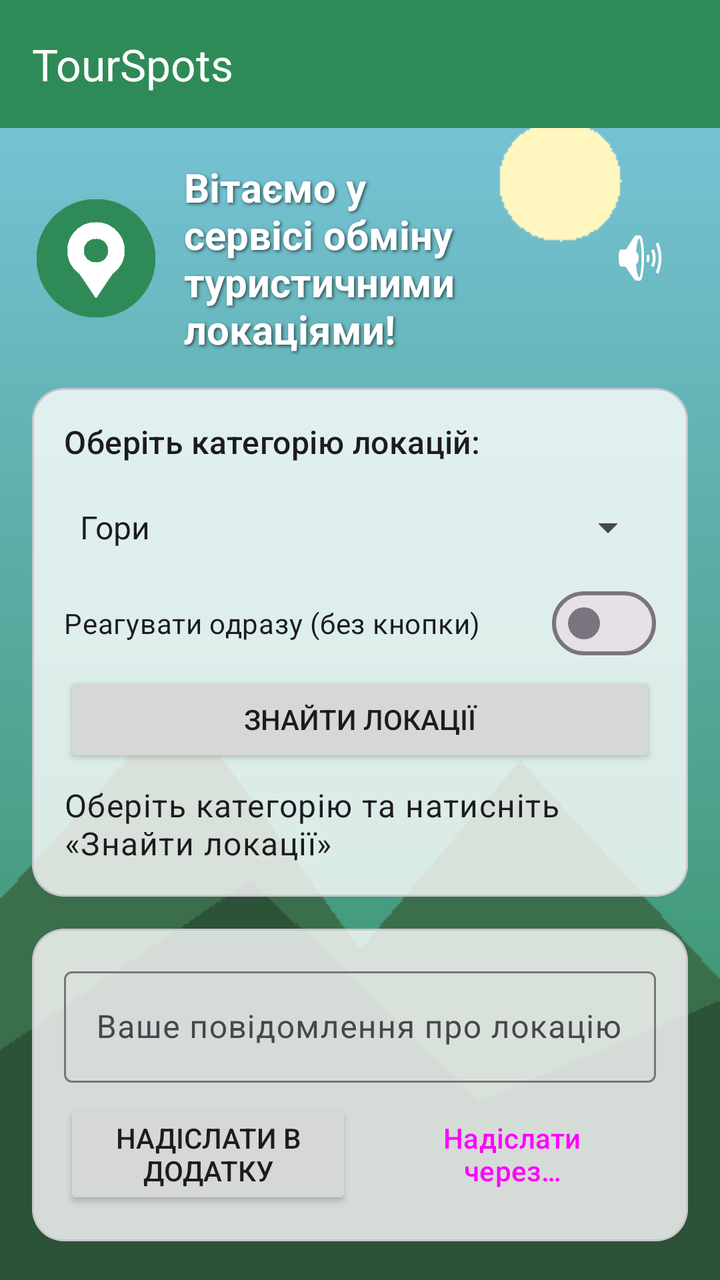
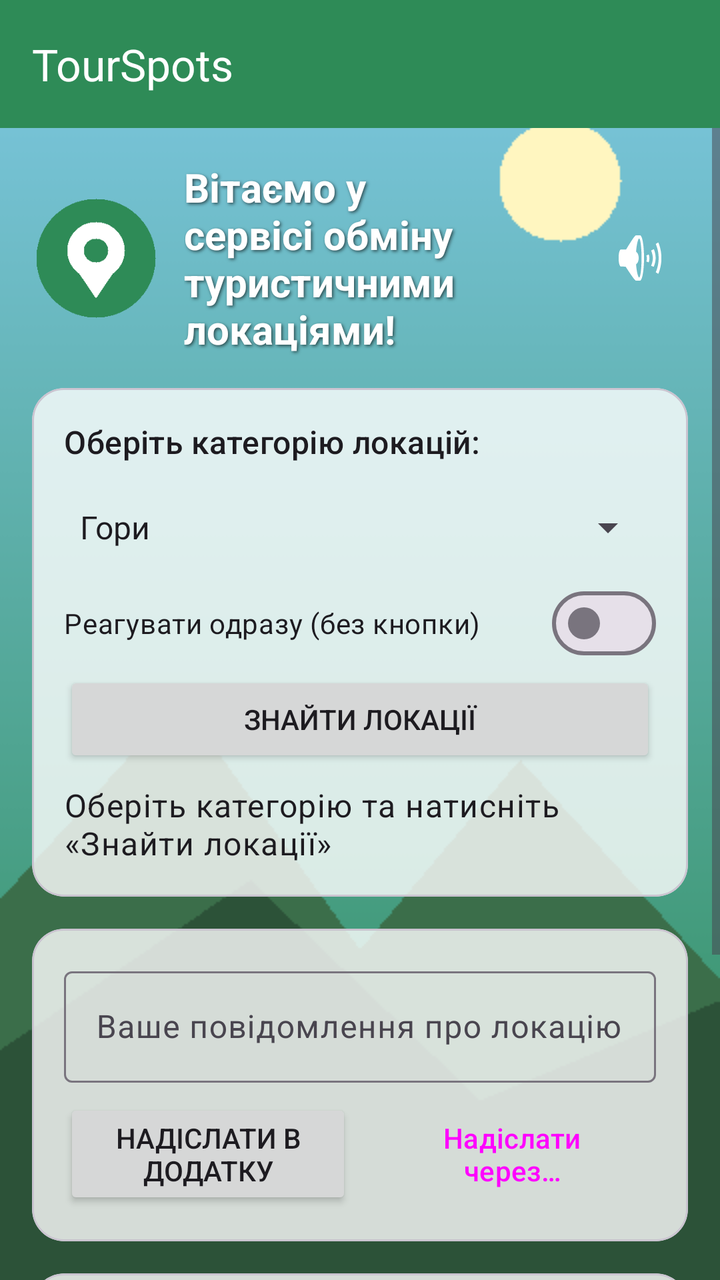

Compare the two renders of this Android layout. The source of the first and the diff that turns it into the second are given below.
<!-- AndroidManifest.xml: application theme Theme.TourSpots -->
<!-- res/layout/activity_main.xml -->
<?xml version="1.0" encoding="utf-8"?>
<LinearLayout xmlns:android="http://schemas.android.com/apk/res/android"
    xmlns:app="http://schemas.android.com/apk/res-auto"
    xmlns:tools="http://schemas.android.com/tools"
    android:id="@+id/root"
    android:layout_width="match_parent"
    android:layout_height="match_parent"
    android:background="@drawable/bg_main"
    android:orientation="vertical"
    tools:context=".MainActivity">

    <com.google.android.material.appbar.MaterialToolbar
        android:id="@+id/toolbar"
        android:layout_width="match_parent"
        android:layout_height="?attr/actionBarSize"
        android:background="@color/green_primary"
        app:title="@string/app_name"
        app:titleTextColor="@color/white" />

    <ScrollView
        android:layout_width="match_parent"
        android:layout_height="match_parent"
        android:fillViewport="true">

        <LinearLayout
            android:layout_width="match_parent"
            android:layout_height="wrap_content"
            android:orientation="vertical"
            android:padding="16dp">

            
            <LinearLayout
                android:layout_width="match_parent"
                android:layout_height="wrap_content"
                android:gravity="center_vertical"
                android:orientation="horizontal">

                <ImageView
                    android:id="@+id/ivLogo"
                    android:layout_width="64dp"
                    android:layout_height="64dp"
                    android:contentDescription="@string/logo_description"
                    android:src="@drawable/logo" />

                <TextView
                    android:id="@+id/tvGreeting"
                    android:layout_width="0dp"
                    android:layout_height="wrap_content"
                    android:layout_marginStart="12dp"
                    android:layout_weight="1"
                    android:shadowColor="#99000000"
                    android:shadowDx="2"
                    android:shadowDy="2"
                    android:shadowRadius="4"
                    android:text="@string/greeting"
                    android:textColor="@color/white"
                    android:textSize="20sp"
                    android:textStyle="bold" />

                <ImageButton
                    android:id="@+id/btnPlaySound"
                    android:layout_width="48dp"
                    android:layout_height="48dp"
                    android:background="?attr/selectableItemBackgroundBorderless"
                    android:contentDescription="@string/play_sound"
                    android:src="@android:drawable/ic_lock_silent_mode_off"
                    app:tint="@color/white" />
            </LinearLayout>

            
            <com.google.android.material.card.MaterialCardView
                android:layout_width="match_parent"
                android:layout_height="wrap_content"
                android:layout_marginTop="16dp"
                app:cardBackgroundColor="@color/card_scrim"
                app:cardCornerRadius="16dp">

                <LinearLayout
                    android:layout_width="match_parent"
                    android:layout_height="wrap_content"
                    android:orientation="vertical"
                    android:padding="16dp">

                    <TextView
                        android:layout_width="wrap_content"
                        android:layout_height="wrap_content"
                        android:text="@string/choose_category"
                        android:textAppearance="?attr/textAppearanceTitleMedium" />

                    <Spinner
                        android:id="@+id/spinnerCategory"
                        android:layout_width="match_parent"
                        android:layout_height="48dp"
                        android:layout_marginTop="8dp"
                        android:entries="@array/categories" />

                    <com.google.android.material.materialswitch.MaterialSwitch
                        android:id="@+id/switchAuto"
                        android:layout_width="match_parent"
                        android:layout_height="wrap_content"
                        android:text="@string/auto_update" />

                    <Button
                        android:id="@+id/button1"
                        android:layout_width="match_parent"
                        android:layout_height="wrap_content"
                        android:text="@string/find_locations" />

                    <TextView
                        android:id="@+id/tvResult"
                        android:layout_width="match_parent"
                        android:layout_height="wrap_content"
                        android:layout_marginTop="8dp"
                        android:freezesText="true"
                        android:text="@string/result_hint"
                        android:textAppearance="?attr/textAppearanceBodyLarge" />
                </LinearLayout>
            </com.google.android.material.card.MaterialCardView>

            
            <com.google.android.material.card.MaterialCardView
                android:layout_width="match_parent"
                android:layout_height="wrap_content"
                android:layout_marginTop="16dp"
                app:cardBackgroundColor="@color/card_scrim"
                app:cardCornerRadius="16dp">

                <LinearLayout
                    android:layout_width="match_parent"
                    android:layout_height="wrap_content"
                    android:orientation="vertical"
                    android:padding="16dp">

                    <com.google.android.material.textfield.TextInputLayout
                        android:id="@+id/tilMessage"
                        style="@style/Widget.Material3.TextInputLayout.OutlinedBox"
                        android:layout_width="match_parent"
                        android:layout_height="wrap_content"
                        android:hint="@string/message_hint">

                        <com.google.android.material.textfield.TextInputEditText
                            android:id="@+id/etMessage"
                            android:layout_width="match_parent"
                            android:layout_height="wrap_content"
                            android:inputType="textMultiLine|textCapSentences"
                            android:maxLines="4" />
                    </com.google.android.material.textfield.TextInputLayout>

                    <LinearLayout
                        android:layout_width="match_parent"
                        android:layout_height="wrap_content"
                        android:layout_marginTop="8dp"
                        android:orientation="horizontal">

                        <Button
                            android:id="@+id/btnSendInApp"
                            android:layout_width="0dp"
                            android:layout_height="wrap_content"
                            android:layout_marginEnd="4dp"
                            android:layout_weight="1"
                            android:text="@string/send_in_app" />

                        <Button
                            android:id="@+id/btnSendExternal"
                            style="@style/Widget.Material3.Button.OutlinedButton"
                            android:layout_width="0dp"
                            android:layout_height="wrap_content"
                            android:layout_marginStart="4dp"
                            android:layout_weight="1"
                            android:text="@string/send_external" />
                    </LinearLayout>
                </LinearLayout>
            </com.google.android.material.card.MaterialCardView>

        </LinearLayout>
    </ScrollView>
</LinearLayout>
<!-- resources referenced by this layout -->
<resources>
  <string-array name="categories">
          <item>Гори</item>
          <item>Озера</item>
          <item>Замки</item>
          <item>Музеї</item>
          <item>Парки</item>
      </string-array>
  <color name="card_scrim">#CCFFFFFF</color>
  <color name="green_primary">#2E8B57</color>
  <color name="white">#FFFFFF</color>
  <!-- drawable bg_main: png bitmap (drawable-nodpi, 4078 bytes) -->
  <!-- drawable logo: png bitmap (drawable-nodpi, 1088 bytes) -->
  <string name="app_name">TourSpots</string>
  <string name="auto_update">Реагувати одразу (без кнопки)</string>
  <string name="choose_category">Оберіть категорію локацій:</string>
  <string name="find_locations">Знайти локації</string>
  <string name="greeting">Вітаємо у сервісі обміну туристичними локаціями!</string>
  <string name="logo_description">Логотип TourSpots</string>
  <string name="message_hint">Ваше повідомлення про локацію</string>
  <string name="play_sound">Відтворити звук</string>
  <string name="result_hint">Оберіть категорію та натисніть «Знайти локації»</string>
  <string name="send_external">Надіслати через…</string>
  <string name="send_in_app">Надіслати в додатку</string>
  <style name="Theme.TourSpots" parent="Theme.Material3.Light.NoActionBar">
          <item name="colorPrimary">@color/green_primary</item>
          <item name="colorOnPrimary">@color/white</item>
          <item name="colorSecondary">@color/sky</item>
      </style>
  <color name="sky">#7EC8E3</color>
</resources>

<!-- the commit's change to res/layout/activity_main.xml (unified diff, before → after) -->
@@ -28,150 +28,241 @@
             android:orientation="vertical"
             android:padding="16dp">
 
-            
-            <LinearLayout
-                android:layout_width="match_parent"
-                android:layout_height="wrap_content"
-                android:gravity="center_vertical"
-                android:orientation="horizontal">
-
-                <ImageView
-                    android:id="@+id/ivLogo"
-                    android:layout_width="64dp"
-                    android:layout_height="64dp"
-                    android:contentDescription="@string/logo_description"
-                    android:src="@drawable/logo" />
-
-                <TextView
-                    android:id="@+id/tvGreeting"
-                    android:layout_width="0dp"
-                    android:layout_height="wrap_content"
-                    android:layout_marginStart="12dp"
-                    android:layout_weight="1"
-                    android:shadowColor="#99000000"
-                    android:shadowDx="2"
-                    android:shadowDy="2"
-                    android:shadowRadius="4"
-                    android:text="@string/greeting"
-                    android:textColor="@color/white"
-                    android:textSize="20sp"
-                    android:textStyle="bold" />
-
-                <ImageButton
-                    android:id="@+id/btnPlaySound"
-                    android:layout_width="48dp"
-                    android:layout_height="48dp"
-                    android:background="?attr/selectableItemBackgroundBorderless"
-                    android:contentDescription="@string/play_sound"
-                    android:src="@android:drawable/ic_lock_silent_mode_off"
-                    app:tint="@color/white" />
-            </LinearLayout>
-
-            
-            <com.google.android.material.card.MaterialCardView
-                android:layout_width="match_parent"
-                android:layout_height="wrap_content"
-                android:layout_marginTop="16dp"
-                app:cardBackgroundColor="@color/card_scrim"
-                app:cardCornerRadius="16dp">
-
-                <LinearLayout
-                    android:layout_width="match_parent"
-                    android:layout_height="wrap_content"
-                    android:orientation="vertical"
-                    android:padding="16dp">
-
-                    <TextView
-                        android:layout_width="wrap_content"
-                        android:layout_height="wrap_content"
-                        android:text="@string/choose_category"
-                        android:textAppearance="?attr/textAppearanceTitleMedium" />
-
-                    <Spinner
-                        android:id="@+id/spinnerCategory"
-                        android:layout_width="match_parent"
-                        android:layout_height="48dp"
-                        android:layout_marginTop="8dp"
-                        android:entries="@array/categories" />
-
-                    <com.google.android.material.materialswitch.MaterialSwitch
-                        android:id="@+id/switchAuto"
-                        android:layout_width="match_parent"
-                        android:layout_height="wrap_content"
-                        android:text="@string/auto_update" />
-
-                    <Button
-                        android:id="@+id/button1"
-                        android:layout_width="match_parent"
-                        android:layout_height="wrap_content"
-                        android:text="@string/find_locations" />
-
-                    <TextView
-                        android:id="@+id/tvResult"
-                        android:layout_width="match_parent"
-                        android:layout_height="wrap_content"
-                        android:layout_marginTop="8dp"
-                        android:freezesText="true"
-                        android:text="@string/result_hint"
-                        android:textAppearance="?attr/textAppearanceBodyLarge" />
-                </LinearLayout>
-            </com.google.android.material.card.MaterialCardView>
-
-            
-            <com.google.android.material.card.MaterialCardView
-                android:layout_width="match_parent"
-                android:layout_height="wrap_content"
-                android:layout_marginTop="16dp"
-                app:cardBackgroundColor="@color/card_scrim"
-                app:cardCornerRadius="16dp">
-
-                <LinearLayout
-                    android:layout_width="match_parent"
-                    android:layout_height="wrap_content"
-                    android:orientation="vertical"
-                    android:padding="16dp">
-
-                    <com.google.android.material.textfield.TextInputLayout
-                        android:id="@+id/tilMessage"
-                        style="@style/Widget.Material3.TextInputLayout.OutlinedBox"
-                        android:layout_width="match_parent"
-                        android:layout_height="wrap_content"
-                        android:hint="@string/message_hint">
-
-                        <com.google.android.material.textfield.TextInputEditText
-                            android:id="@+id/etMessage"
-                            android:layout_width="match_parent"
-                            android:layout_height="wrap_content"
-                            android:inputType="textMultiLine|textCapSentences"
-                            android:maxLines="4" />
-                    </com.google.android.material.textfield.TextInputLayout>
-
-                    <LinearLayout
-                        android:layout_width="match_parent"
-                        android:layout_height="wrap_content"
-                        android:layout_marginTop="8dp"
-                        android:orientation="horizontal">
-
-                        <Button
-                            android:id="@+id/btnSendInApp"
-                            android:layout_width="0dp"
-                            android:layout_height="wrap_content"
-                            android:layout_marginEnd="4dp"
-                            android:layout_weight="1"
-                            android:text="@string/send_in_app" />
-
-                        <Button
-                            android:id="@+id/btnSendExternal"
-                            style="@style/Widget.Material3.Button.OutlinedButton"
-                            android:layout_width="0dp"
-                            android:layout_height="wrap_content"
-                            android:layout_marginStart="4dp"
-                            android:layout_weight="1"
-                            android:text="@string/send_external" />
-                    </LinearLayout>
-                </LinearLayout>
-            </com.google.android.material.card.MaterialCardView>
+            <include
+                android:id="@+id/header"
+                layout="@layout/header_greeting" />
+
+            <include
+                android:id="@+id/cardCategories"
+                layout="@layout/card_categories" />
+
+            <include
+                android:id="@+id/cardMessage"
+                layout="@layout/card_message" />
+
+            <include
+                android:id="@+id/cardStopwatch"
+                layout="@layout/card_stopwatch" />
 
         </LinearLayout>
     </ScrollView>
 </LinearLayout>
+<!-- res/layout/header_greeting.xml (included above) -->
+<?xml version="1.0" encoding="utf-8"?>
+<LinearLayout xmlns:android="http://schemas.android.com/apk/res/android"
+    xmlns:app="http://schemas.android.com/apk/res-auto"
+    android:layout_width="match_parent"
+    android:layout_height="wrap_content"
+    android:gravity="center_vertical"
+    android:orientation="horizontal">
+
+    <ImageView
+        android:id="@+id/ivLogo"
+        android:layout_width="64dp"
+        android:layout_height="64dp"
+        android:contentDescription="@string/logo_description"
+        android:src="@drawable/logo" />
+
+    <TextView
+        android:id="@+id/tvGreeting"
+        android:layout_width="0dp"
+        android:layout_height="wrap_content"
+        android:layout_marginStart="12dp"
+        android:layout_weight="1"
+        android:shadowColor="#99000000"
+        android:shadowDx="2"
+        android:shadowDy="2"
+        android:shadowRadius="4"
+        android:text="@string/greeting"
+        android:textColor="@color/white"
+        android:textSize="20sp"
+        android:textStyle="bold" />
+
+    <ImageButton
+        android:id="@+id/btnPlaySound"
+        android:layout_width="48dp"
+        android:layout_height="48dp"
+        android:background="?attr/selectableItemBackgroundBorderless"
+        android:contentDescription="@string/play_sound"
+        android:src="@android:drawable/ic_lock_silent_mode_off"
+        app:tint="@color/white" />
+</LinearLayout>
+<!-- res/layout/card_categories.xml (included above) -->
+<?xml version="1.0" encoding="utf-8"?>
+<com.google.android.material.card.MaterialCardView xmlns:android="http://schemas.android.com/apk/res/android"
+    xmlns:app="http://schemas.android.com/apk/res-auto"
+    android:layout_width="match_parent"
+    android:layout_height="wrap_content"
+    android:layout_marginTop="16dp"
+    app:cardBackgroundColor="@color/card_scrim"
+    app:cardCornerRadius="16dp">
+
+    <LinearLayout
+        android:layout_width="match_parent"
+        android:layout_height="wrap_content"
+        android:orientation="vertical"
+        android:padding="16dp">
+
+        <TextView
+            android:layout_width="wrap_content"
+            android:layout_height="wrap_content"
+            android:text="@string/choose_category"
+            android:textAppearance="?attr/textAppearanceTitleMedium" />
+
+        <Spinner
+            android:id="@+id/spinnerCategory"
+            android:layout_width="match_parent"
+            android:layout_height="48dp"
+            android:layout_marginTop="8dp"
+            android:entries="@array/categories" />
+
+        <com.google.android.material.materialswitch.MaterialSwitch
+            android:id="@+id/switchAuto"
+            android:layout_width="match_parent"
+            android:layout_height="wrap_content"
+            android:text="@string/auto_update" />
+
+        <Button
+            android:id="@+id/button1"
+            android:layout_width="match_parent"
+            android:layout_height="wrap_content"
+            android:text="@string/find_locations" />
+
+        <TextView
+            android:id="@+id/tvResult"
+            android:layout_width="match_parent"
+            android:layout_height="wrap_content"
+            android:layout_marginTop="8dp"
+            android:freezesText="true"
+            android:text="@string/result_hint"
+            android:textAppearance="?attr/textAppearanceBodyLarge" />
+    </LinearLayout>
+</com.google.android.material.card.MaterialCardView>
+<!-- res/layout/card_message.xml (included above) -->
+<?xml version="1.0" encoding="utf-8"?>
+<com.google.android.material.card.MaterialCardView xmlns:android="http://schemas.android.com/apk/res/android"
+    xmlns:app="http://schemas.android.com/apk/res-auto"
+    android:layout_width="match_parent"
+    android:layout_height="wrap_content"
+    android:layout_marginTop="16dp"
+    app:cardBackgroundColor="@color/card_scrim"
+    app:cardCornerRadius="16dp">
+
+    <LinearLayout
+        android:layout_width="match_parent"
+        android:layout_height="wrap_content"
+        android:orientation="vertical"
+        android:padding="16dp">
+
+        <com.google.android.material.textfield.TextInputLayout
+            android:id="@+id/tilMessage"
+            style="@style/Widget.Material3.TextInputLayout.OutlinedBox"
+            android:layout_width="match_parent"
+            android:layout_height="wrap_content"
+            android:hint="@string/message_hint">
+
+            <com.google.android.material.textfield.TextInputEditText
+                android:id="@+id/etMessage"
+                android:layout_width="match_parent"
+                android:layout_height="wrap_content"
+                android:inputType="textMultiLine|textCapSentences"
+                android:maxLines="4" />
+        </com.google.android.material.textfield.TextInputLayout>
+
+        <LinearLayout
+            android:layout_width="match_parent"
+            android:layout_height="wrap_content"
+            android:layout_marginTop="8dp"
+            android:orientation="horizontal">
+
+            <Button
+                android:id="@+id/btnSendInApp"
+                android:layout_width="0dp"
+                android:layout_height="wrap_content"
+                android:layout_marginEnd="4dp"
+                android:layout_weight="1"
+                android:text="@string/send_in_app" />
+
+            <Button
+                android:id="@+id/btnSendExternal"
+                style="@style/Widget.Material3.Button.OutlinedButton"
+                android:layout_width="0dp"
+                android:layout_height="wrap_content"
+                android:layout_marginStart="4dp"
+                android:layout_weight="1"
+                android:text="@string/send_external" />
+        </LinearLayout>
+    </LinearLayout>
+</com.google.android.material.card.MaterialCardView>
+<!-- res/layout/card_stopwatch.xml (included above) -->
+<?xml version="1.0" encoding="utf-8"?>
+<com.google.android.material.card.MaterialCardView xmlns:android="http://schemas.android.com/apk/res/android"
+    xmlns:app="http://schemas.android.com/apk/res-auto"
+    android:layout_width="match_parent"
+    android:layout_height="wrap_content"
+    android:layout_marginTop="16dp"
+    app:cardBackgroundColor="@color/card_scrim"
+    app:cardCornerRadius="16dp">
+
+    <LinearLayout
+        android:layout_width="match_parent"
+        android:layout_height="wrap_content"
+        android:orientation="vertical"
+        android:padding="16dp">
+
+        <TextView
+            android:layout_width="wrap_content"
+            android:layout_height="wrap_content"
+            android:text="@string/stopwatch_title"
+            android:textAppearance="?attr/textAppearanceTitleMedium" />
+
+        <TextView
+            android:id="@+id/tvTime"
+            android:layout_width="match_parent"
+            android:layout_height="wrap_content"
+            android:fontFamily="monospace"
+            android:gravity="center"
+            android:text="@string/time_zero"
+            android:textSize="48sp"
+            android:textStyle="bold" />
+
+        <LinearLayout
+            android:layout_width="match_parent"
+            android:layout_height="wrap_content"
+            android:orientation="horizontal">
+
+            <Button
+                android:id="@+id/btnStart"
+                android:layout_width="0dp"
+                android:layout_height="wrap_content"
+                android:layout_marginEnd="4dp"
+                android:layout_weight="1"
+                android:text="@string/start" />
+
+            <Button
+                android:id="@+id/btnStop"
+                style="@style/Widget.Material3.Button.TonalButton"
+                android:layout_width="0dp"
+                android:layout_height="wrap_content"
+                android:layout_marginHorizontal="4dp"
+                android:layout_weight="1"
+                android:text="@string/stop" />
+
+            <Button
+                android:id="@+id/btnReset"
+                style="@style/Widget.Material3.Button.OutlinedButton"
+                android:layout_width="0dp"
+                android:layout_height="wrap_content"
+                android:layout_marginStart="4dp"
+                android:layout_weight="1"
+                android:text="@string/reset" />
+        </LinearLayout>
+
+        <com.google.android.material.materialswitch.MaterialSwitch
+            android:id="@+id/switchPauseHidden"
+            android:layout_width="match_parent"
+            android:layout_height="wrap_content"
+            android:checked="true"
+            android:text="@string/pause_when_hidden" />
+    </LinearLayout>
+</com.google.android.material.card.MaterialCardView>
<!-- resource entries referenced after the edit -->
@@ -19,10 +19,16 @@
   <string name="greeting">Вітаємо у сервісі обміну туристичними локаціями!</string>
   <string name="logo_description">Логотип TourSpots</string>
   <string name="message_hint">Ваше повідомлення про локацію</string>
+  <string name="pause_when_hidden">Пауза, коли екран перекрито іншим вікном</string>
   <string name="play_sound">Відтворити звук</string>
+  <string name="reset">Скинути</string>
   <string name="result_hint">Оберіть категорію та натисніть «Знайти локації»</string>
   <string name="send_external">Надіслати через…</string>
   <string name="send_in_app">Надіслати в додатку</string>
+  <string name="start">Старт</string>
+  <string name="stop">Стоп</string>
+  <string name="stopwatch_title">Таймер подорожі</string>
+  <string name="time_zero" translatable="false">0:00:00</string>
   <style name="Theme.TourSpots" parent="Theme.Material3.Light.NoActionBar">
           <item name="colorPrimary">@color/green_primary</item>
           <item name="colorOnPrimary">@color/white</item>
